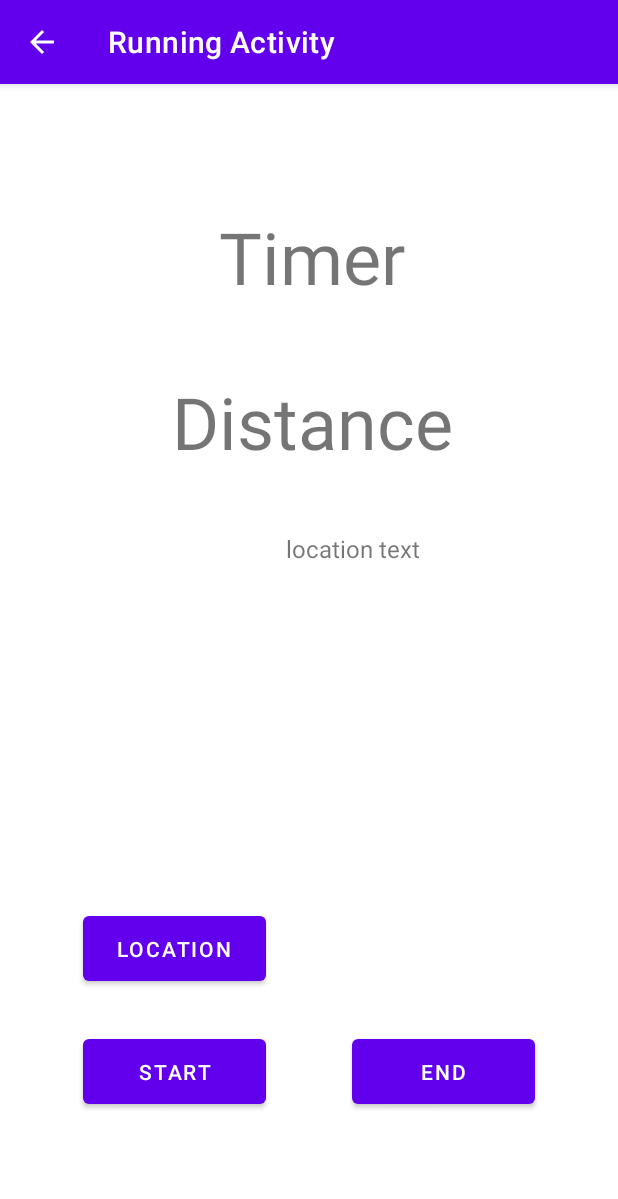
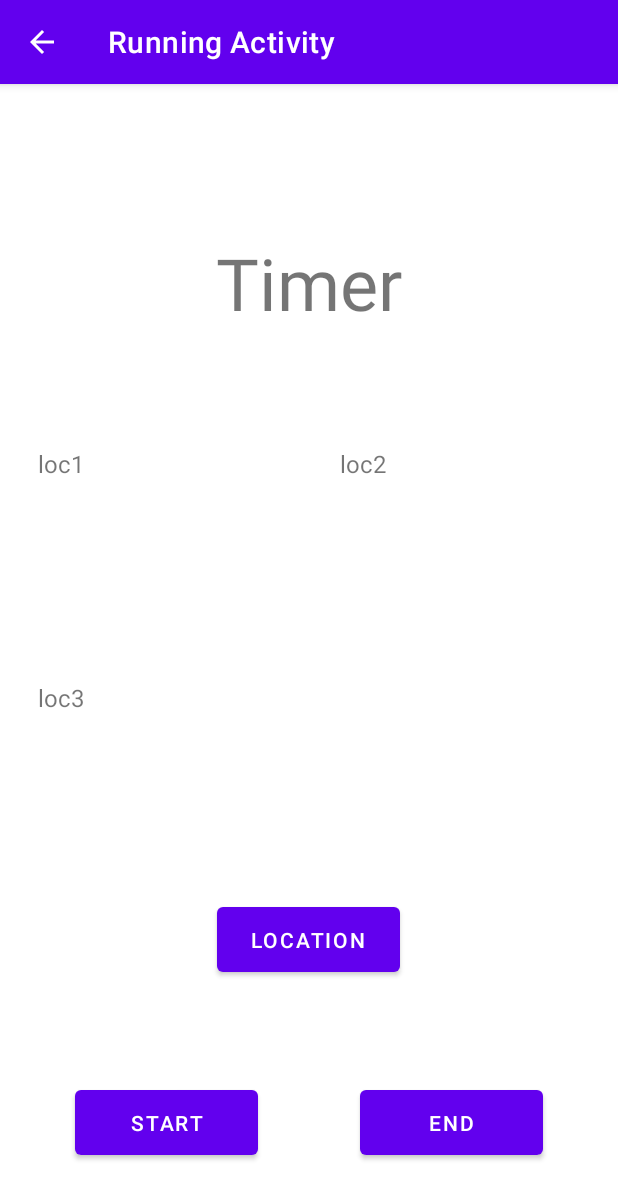
Before and after one commit to AlarmWalker/Mobile_fitness_app, an Android app: the RunningActivity screen opened directly, with no data from a screen before it, on a phone screen of 412 x 824 dp. Shown: the top 1199 px of the screen. Run offline under Robolectric (Android 15) with nearby library versions, the phone set to English and light mode, and no system bars.

Commit message:
Added constraints to layout so UI properly shows on physical/smaller devices.

```diff
--- a/app/src/main/java/ca/unb/mobiledev/superduperfitnessapp/RunningActivity.kt
+++ b/app/src/main/java/ca/unb/mobiledev/superduperfitnessapp/RunningActivity.kt
@@ -18,13 +18,14 @@ class RunningActivity: AppCompatActivity() {
     private var mActive : Boolean = false
     private val sdf: SimpleDateFormat = SimpleDateFormat("HH:mm:ss")
     private lateinit var Timer : TextView
-    private lateinit var Distance : TextView
     private lateinit var timeTest : Calendar
     private lateinit var pauseButton : Button
 
     // Prototype
     private lateinit var lastLocation : Location
     private lateinit var locationText: TextView
+    private lateinit var locationText2: TextView
+    private lateinit var locationText3: TextView
     private lateinit var locationManager : LocationManager
     private var count = 0
     private lateinit var timeArray : IntArray
@@ -37,7 +38,6 @@ class RunningActivity: AppCompatActivity() {
         super.onCreate(savedInstanceState)
         setContentView(R.layout.running_activity)
         Timer = findViewById<TextView>(R.id.timer_text)
-        Distance = findViewById<TextView>(R.id.distance_text)
 
         timeTest = Calendar.getInstance()
         timeTest.set(Calendar.HOUR_OF_DAY, 0)
@@ -58,6 +58,8 @@ class RunningActivity: AppCompatActivity() {
         lastLocation.longitude = -66.647
         lastLocation.latitude = 45.940
         locationText = findViewById(R.id.locationText)
+        locationText2 = findViewById(R.id.locationText2)
+        locationText3 = findViewById(R.id.locationText3)
 
         timeArray = intArrayOf(80,60,50,140,10,150,40)
         val intent = intent
@@ -109,16 +111,24 @@ class RunningActivity: AppCompatActivity() {
         val distance = lastLocation.distanceTo(loc)
         val time = timeArray[count]
 
+        /*
         locationText.setText("Last location:\n\tLat:\t\t\t\t\t\t" + lastLocation.latitude
                 + "\n\tLong:\t\t\t\t" + lastLocation.longitude + "\nCurrent location:\n\tLat:\t\t\t\t\t\t"
                 + loc.latitude + "\n\tLong:\t\t\t\t" + loc.longitude + "\n\nDistance:\t\t" + distance
                 + "\nTime:\t\t\t\t\t" + time + "\nSpeed:\t\t\t\t" + distance/time)
+         */
 
-        lastLocation = loc
+        locationText.setText("Last location:\n\tLat:\t\t\t\t\t\t" + lastLocation.latitude
+                + "\n\tLong:\t\t\t\t" + lastLocation.longitude)
+        locationText2.setText("Current location:\n\tLat:\t\t\t\t\t\t" + loc.latitude + "\n\tLong:\t\t\t\t"
+                + loc.longitude)
+        locationText3.setText("Distance:\t\t" + distance + "\nTime:\t\t\t" + time + "\nSpeed:\t\t" + distance/time)
 
         currVolume = (distance/time).toDouble()
         val log1 = (Math.log(maxVolume - (10-currVolume)) / Math.log(maxVolume)).toFloat()
         player.setVolume(log1, log1)
+
+        lastLocation = loc
 
         return distance
     }
@@ -133,13 +143,5 @@ class RunningActivity: AppCompatActivity() {
         }
 
         player.start()
-        /*
-        if (player.isPlaying) {
-            player.pause()
-        } else {
-            player.start()
-        }
-
-         */
     }
 }
--- a/app/src/main/res/layout/running_activity.xml
+++ b/app/src/main/res/layout/running_activity.xml
@@ -7,55 +7,79 @@
 
     <TextView
         android:id="@+id/timer_text"
-        android:layout_width="368dp"
+        android:layout_width="0dp"
         android:layout_height="78dp"
-        android:layout_marginEnd="20dp"
-        android:layout_marginBottom="32dp"
+        android:layout_marginTop="100dp"
         android:text="Timer"
         android:textAlignment="center"
         android:textSize="48sp"
-        app:layout_constraintBottom_toTopOf="@+id/distance_text"
-        app:layout_constraintEnd_toEndOf="parent" />
-
-    <TextView
-        android:id="@+id/distance_text"
-        android:layout_width="368dp"
-        android:layout_height="78dp"
-        android:layout_marginEnd="20dp"
-        android:layout_marginBottom="360dp"
-        android:text="Distance"
-        android:textAlignment="center"
-        android:textSize="48sp"
-        app:layout_constraintBottom_toTopOf="@+id/pause_button"
-        app:layout_constraintEnd_toEndOf="parent" />
+        app:layout_constraintEnd_toEndOf="parent"
+        app:layout_constraintHorizontal_bias="0.0"
+        app:layout_constraintStart_toStartOf="parent"
+        app:layout_constraintTop_toTopOf="parent" />
 
     <TextView
         android:id="@+id/locationText"
-        android:layout_width="201dp"
-        android:layout_height="304dp"
-        android:layout_marginEnd="20dp"
-        android:layout_marginBottom="28dp"
-        android:text="location text"
+        android:layout_width="160dp"
+        android:layout_height="120dp"
+        android:layout_marginStart="25dp"
+        android:layout_marginTop="26dp"
+        android:layout_marginBottom="265dp"
+        android:text="loc1"
+        android:textSize="16sp"
+        app:layout_constraintBottom_toTopOf="@+id/pause_button"
+        app:layout_constraintStart_toStartOf="parent"
+        app:layout_constraintTop_toBottomOf="@+id/timer_text" />
+
+    <TextView
+        android:id="@+id/locationText2"
+        android:layout_width="160dp"
+        android:layout_height="120dp"
+        android:layout_marginTop="26dp"
+        android:layout_marginEnd="25dp"
+        android:layout_marginBottom="265dp"
+        android:text="loc2"
         android:textSize="16sp"
         app:layout_constraintBottom_toTopOf="@+id/end_button"
-        app:layout_constraintEnd_toEndOf="parent" />
+        app:layout_constraintEnd_toEndOf="parent"
+        app:layout_constraintTop_toBottomOf="@+id/timer_text" />
+
+    <TextView
+        android:id="@+id/locationText3"
+        android:layout_width="346dp"
+        android:layout_height="83dp"
+        android:layout_marginStart="25dp"
+        android:layout_marginTop="25dp"
+        android:layout_marginEnd="25dp"
+        android:layout_marginBottom="25dp"
+        android:text="loc3"
+        android:textSize="16sp"
+        app:layout_constraintBottom_toTopOf="@+id/location_button"
+        app:layout_constraintEnd_toEndOf="parent"
+        app:layout_constraintHorizontal_bias="0.0"
+        app:layout_constraintStart_toStartOf="parent"
+        app:layout_constraintTop_toBottomOf="@+id/locationText" />
 
     <Button
         android:id="@+id/location_button"
         android:layout_width="122dp"
         android:layout_height="55dp"
-        android:layout_marginStart="55dp"
-        android:layout_marginBottom="164dp"
+        android:layout_marginStart="144dp"
+        android:layout_marginTop="25dp"
+        android:layout_marginEnd="145dp"
+        android:layout_marginBottom="56dp"
         android:text="Location"
-        app:layout_constraintBottom_toBottomOf="parent"
-        app:layout_constraintStart_toStartOf="parent" />
+        app:layout_constraintBottom_toTopOf="@+id/pause_button"
+        app:layout_constraintEnd_toEndOf="parent"
+        app:layout_constraintStart_toStartOf="parent"
+        app:layout_constraintTop_toBottomOf="@+id/locationText3" />
 
     <Button
         android:id="@+id/pause_button"
         android:layout_width="122dp"
         android:layout_height="55dp"
-        android:layout_marginStart="55dp"
-        android:layout_marginBottom="82dp"
+        android:layout_marginStart="50dp"
+        android:layout_marginBottom="48dp"
         android:text="Pause"
         app:layout_constraintBottom_toBottomOf="parent"
         app:layout_constraintStart_toStartOf="parent" />
@@ -64,8 +88,8 @@
         android:id="@+id/end_button"
         android:layout_width="122dp"
         android:layout_height="55dp"
-        android:layout_marginEnd="55dp"
-        android:layout_marginBottom="82dp"
+        android:layout_marginEnd="50dp"
+        android:layout_marginBottom="48dp"
         android:text="End"
         app:layout_constraintBottom_toBottomOf="parent"
         app:layout_constraintEnd_toEndOf="parent" />
```
Also changed, not shown: app/src/main/res/layout/activity_detail.xml (+10 -7 lines), app/src/main/res/layout/activity_main.xml (+13 -4 lines).
